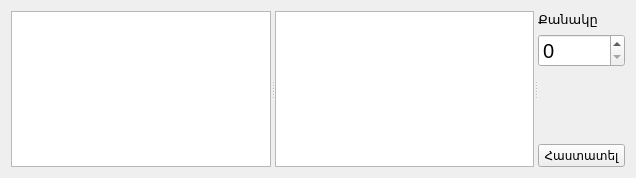
Qt form src/storeexplorer.ui (ADCompany/AD-Farm) before a commit.
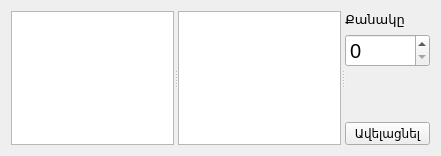
The same form after that commit. Icons and pictures are not drawn.

The edit to the form file:
```diff
--- a/src/storeexplorer.ui
+++ b/src/storeexplorer.ui
@@ -6,8 +6,8 @@
    <rect>
     <x>0</x>
     <y>0</y>
-    <width>636</width>
-    <height>178</height>
+    <width>441</width>
+    <height>156</height>
    </rect>
   </property>
   <property name="windowTitle">
@@ -86,8 +86,14 @@
          <property name="enabled">
           <bool>true</bool>
          </property>
+         <property name="sizePolicy">
+          <sizepolicy hsizetype="Minimum" vsizetype="Fixed">
+           <horstretch>0</horstretch>
+           <verstretch>0</verstretch>
+          </sizepolicy>
+         </property>
          <property name="text">
-          <string>Հաստատել</string>
+          <string>Ավելացնել</string>
          </property>
          <property name="icon">
           <iconset resource="farmmanager.qrc">
@@ -95,8 +101,8 @@
          </property>
          <property name="iconSize">
           <size>
-           <width>20</width>
-           <height>20</height>
+           <width>16</width>
+           <height>16</height>
           </size>
          </property>
          <property name="autoDefault">
```
Left out of the diff: 2 changed lines with no effect on the pictures.
